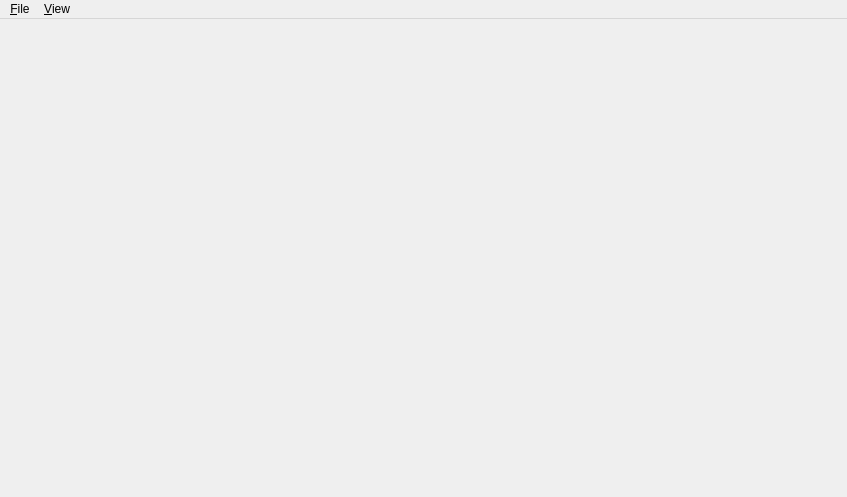
zusitools/routegraph, file mainwindow.ui: the form before one commit.
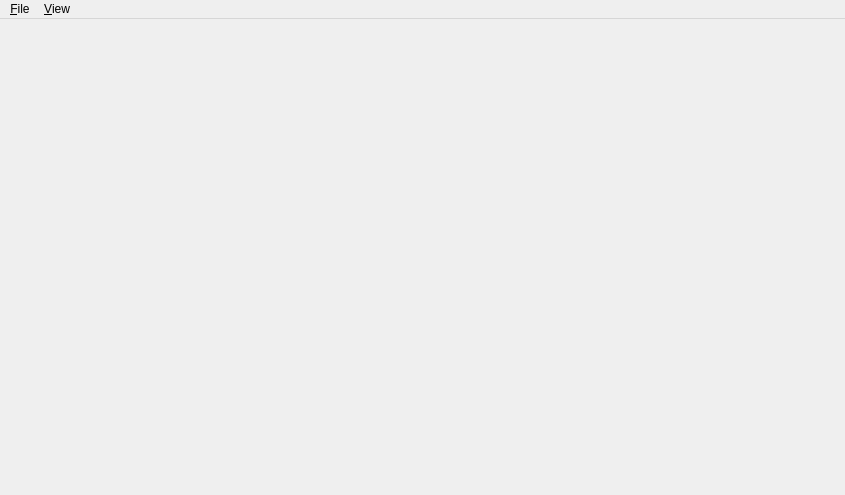
The form after the commit.

Commit message: [routegraph] Add menu shortcuts

```diff
--- a/mainwindow.ui
+++ b/mainwindow.ui
@@ -6,8 +6,8 @@
    <rect>
     <x>0</x>
     <y>0</y>
-    <width>847</width>
-    <height>497</height>
+    <width>845</width>
+    <height>495</height>
    </rect>
   </property>
   <property name="windowTitle">
@@ -25,7 +25,7 @@
     <rect>
      <x>0</x>
      <y>0</y>
-     <width>847</width>
+     <width>845</width>
      <height>19</height>
     </rect>
    </property>
```
Left out of the diff: 12 changed lines with no effect on the pictures. The commit also changes 2 other files.
